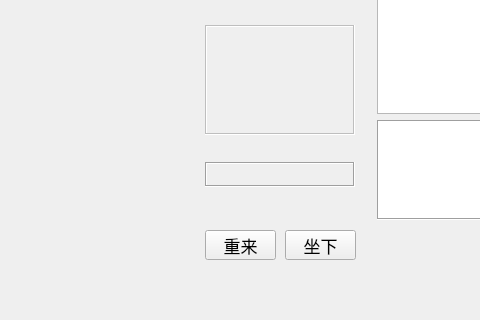
Old version of the form ChessClient/gamepanel.ui in the repository orestonce/ChessGame; both pictures show x 215 to 695 and y 180 to 500 of the 976 by 500 pixel window.
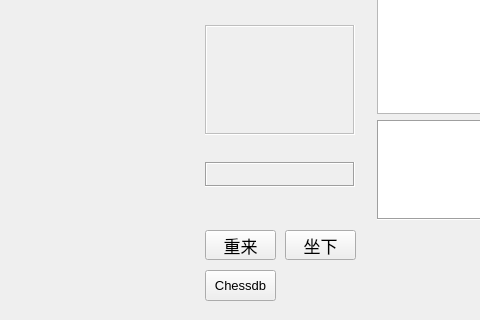
New version of the form.

Commit message: chessdb自动下棋

Patch:
```diff
--- a/ChessClient/gamepanel.ui
+++ b/ChessClient/gamepanel.ui
@@ -374,6 +374,24 @@
     </item>
    </layout>
   </widget>
+  <widget class="QPushButton" name="pushButton_Chessdb">
+   <property name="geometry">
+    <rect>
+     <x>420</x>
+     <y>450</y>
+     <width>71</width>
+     <height>31</height>
+    </rect>
+   </property>
+   <property name="font">
+    <font>
+     <pointsize>10</pointsize>
+    </font>
+   </property>
+   <property name="text">
+    <string>Chessdb</string>
+   </property>
+  </widget>
  </widget>
  <resources/>
  <connections/>
```
The commit also changes 25 other files.
